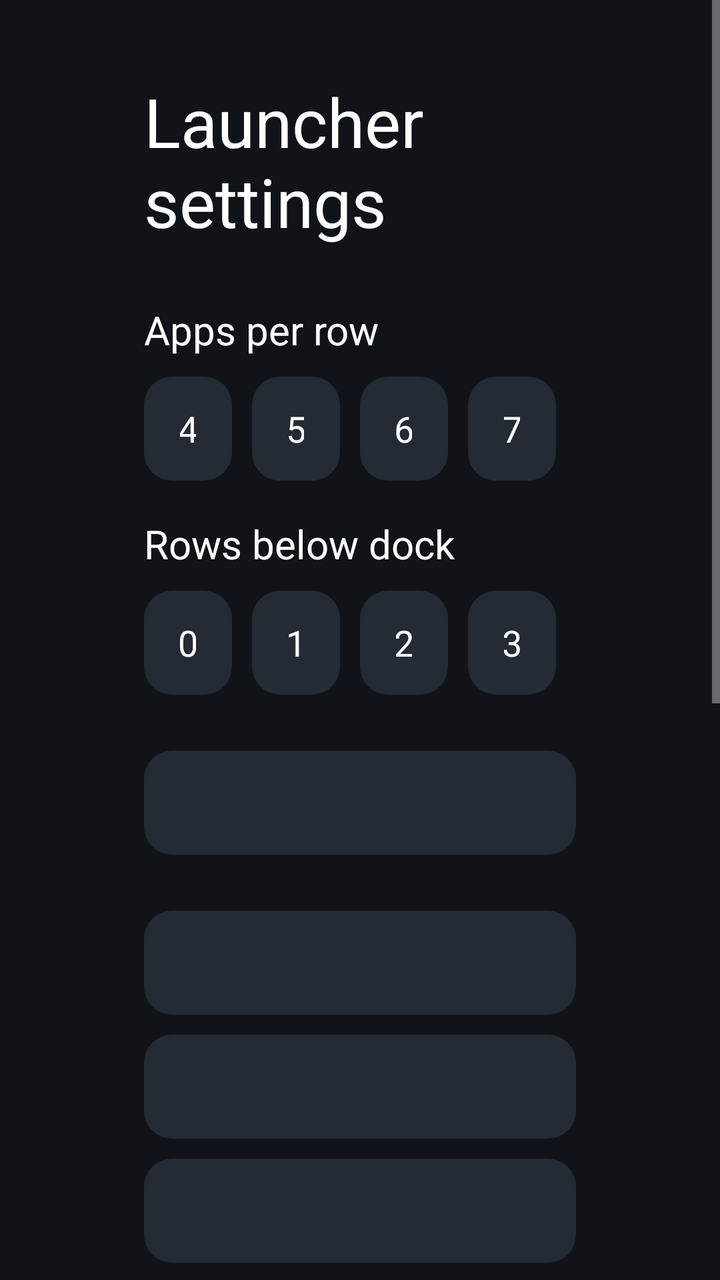
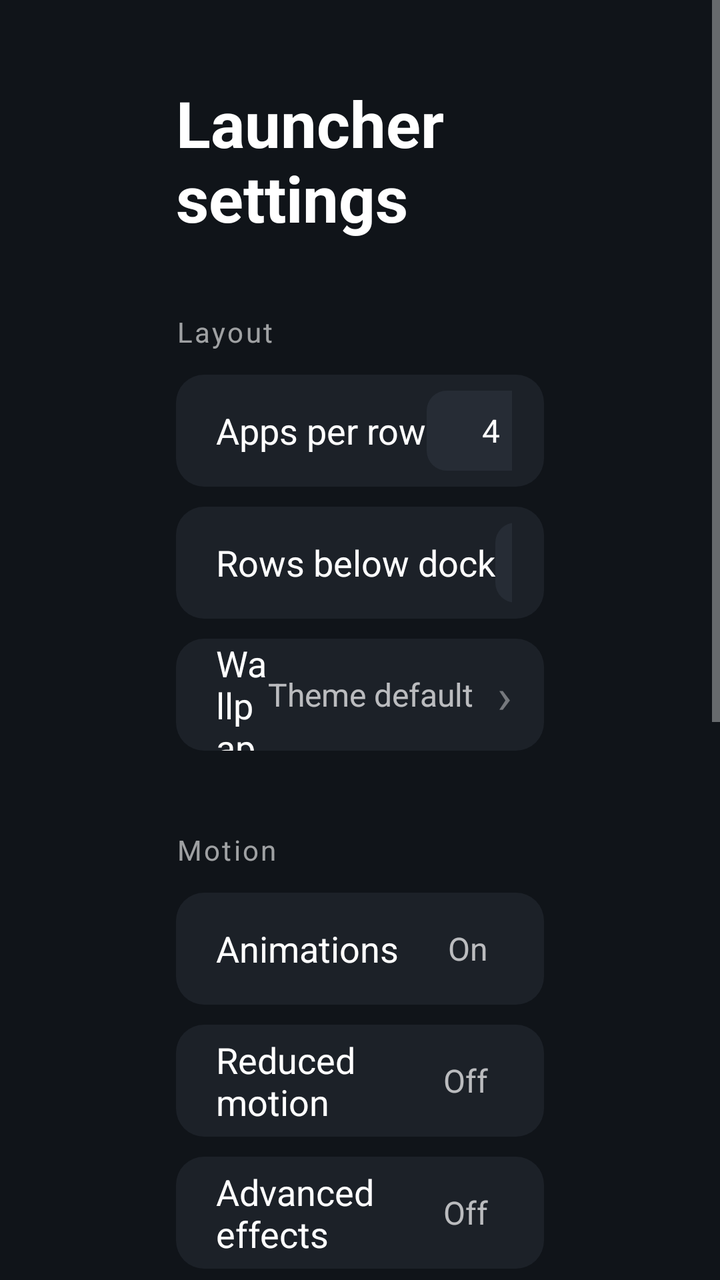

An Android layout rendered at two revisions. The XML below is the earlier revision; the diff shows what the commit changed to produce the second picture.
<!-- AndroidManifest.xml: application theme Theme.TvHome -->
<!-- res/layout/activity_launcher_settings.xml -->
<?xml version="1.0" encoding="utf-8"?>
<ScrollView xmlns:android="http://schemas.android.com/apk/res/android"
    android:layout_width="match_parent"
    android:layout_height="match_parent"
    android:background="#FF101419"
    android:fillViewport="true">

    <LinearLayout
        android:layout_width="match_parent"
        android:layout_height="wrap_content"
        android:orientation="vertical"
        android:paddingStart="72dp"
        android:paddingEnd="72dp"
        android:paddingTop="38dp"
        android:paddingBottom="38dp">

        <TextView
            android:layout_width="match_parent"
            android:layout_height="wrap_content"
            android:text="@string/launcher_settings"
            android:textColor="#FFFFFFFF"
            android:textSize="34sp" />

        <TextView
            android:layout_width="match_parent"
            android:layout_height="wrap_content"
            android:layout_marginTop="28dp"
            android:text="@string/columns_label"
            android:textColor="#FFFFFFFF"
            android:textSize="20sp" />

        <LinearLayout
            android:layout_width="match_parent"
            android:layout_height="wrap_content"
            android:layout_marginTop="10dp"
            android:orientation="horizontal">

            <TextView android:id="@+id/columns4" style="@style/SettingsColumnChoice" android:text="4" />
            <TextView android:id="@+id/columns5" style="@style/SettingsColumnChoice" android:text="5" />
            <TextView android:id="@+id/columns6" style="@style/SettingsColumnChoice" android:text="6" />
            <TextView android:id="@+id/columns7" style="@style/SettingsColumnChoice" android:text="7" />
        </LinearLayout>

        <TextView
            android:layout_width="match_parent"
            android:layout_height="wrap_content"
            android:layout_marginTop="18dp"
            android:text="@string/rows_below_dock_label"
            android:textColor="#FFFFFFFF"
            android:textSize="20sp" />

        <LinearLayout
            android:layout_width="match_parent"
            android:layout_height="wrap_content"
            android:layout_marginTop="10dp"
            android:orientation="horizontal">

            <TextView android:id="@+id/rows0" style="@style/SettingsColumnChoice" android:text="0" />
            <TextView android:id="@+id/rows1" style="@style/SettingsColumnChoice" android:text="1" />
            <TextView android:id="@+id/rows2" style="@style/SettingsColumnChoice" android:text="2" />
            <TextView android:id="@+id/rows3" style="@style/SettingsColumnChoice" android:text="3" />
        </LinearLayout>

        <TextView
            android:id="@+id/wallpaperChoice"
            style="@style/SettingsRow"
            android:layout_marginTop="28dp" />

        <TextView
            android:id="@+id/animationsChoice"
            style="@style/SettingsRow"
            android:layout_marginTop="28dp" />

        <TextView
            android:id="@+id/motionChoice"
            style="@style/SettingsRow"
            android:layout_marginTop="10dp" />

        <TextView
            android:id="@+id/advancedChoice"
            style="@style/SettingsRow"
            android:layout_marginTop="10dp" />

        <TextView
            android:layout_width="match_parent"
            android:layout_height="wrap_content"
            android:layout_marginTop="8dp"
            android:text="@string/advanced_effects_warning"
            android:textColor="#FFACB8C1"
            android:textSize="14sp" />

        <TextView
            android:id="@+id/followThemeChoice"
            style="@style/SettingsRow"
            android:layout_marginTop="18dp"
            android:text="@string/follow_theme" />

        <TextView
            android:layout_width="match_parent"
            android:layout_height="wrap_content"
            android:layout_marginTop="7dp"
            android:text="@string/follow_theme_hint"
            android:textColor="#FFACB8C1"
            android:textSize="14sp" />

        <TextView
            android:id="@+id/defaultHomeChoice"
            style="@style/SettingsRow"
            android:layout_marginTop="28dp"
            android:text="@string/home_settings" />

        <TextView
            android:layout_width="match_parent"
            android:layout_height="wrap_content"
            android:layout_marginTop="7dp"
            android:text="@string/home_settings_help"
            android:textColor="#FFACB8C1"
            android:textSize="14sp" />

        <TextView
            android:id="@+id/tvSettingsChoice"
            style="@style/SettingsRow"
            android:layout_marginTop="18dp"
            android:text="@string/tv_settings" />
    </LinearLayout>
</ScrollView>
<!-- resources referenced by this layout -->
<resources>
  <string name="advanced_effects_warning">Adds a lifted tile, icon zoom and smooth colour transitions. May increase memory use; the actual difference depends on your TV.</string>
  <string name="follow_theme">Follow theme (reset on-TV choices)</string>
  <string name="follow_theme_hint">Uses the current theme or built-in layout and motion settings. Pushing or resetting a theme also clears your on-TV choices.</string>
  <string name="home_settings">Choose default home</string>
  <string name="home_settings_help">Select your original home to stop using CleanYourTV as Home, or CleanYourTV to switch back. The original launcher must be enabled and your TV must provide a home picker; use the restore script first if it was disabled.</string>
  <string name="tv_settings">TV system settings</string>
  <style name="SettingsColumnChoice" parent="SettingsRow">
          <item name="android:layout_width">0dp</item>
          <item name="android:layout_weight">1</item>
          <item name="android:layout_marginEnd">10dp</item>
          <item name="android:gravity">center</item>
      </style>
  <style name="SettingsRow">
          <item name="android:layout_width">match_parent</item>
          <item name="android:layout_height">52dp</item>
          <item name="android:gravity">center_vertical</item>
          <item name="android:paddingStart">18dp</item>
          <item name="android:paddingEnd">18dp</item>
          <item name="android:background">@drawable/settings_choice_bg</item>
          <item name="android:textColor">#FFFFFFFF</item>
          <item name="android:textSize">18sp</item>
          <item name="android:focusable">true</item>
          <item name="android:clickable">true</item>
      </style>
  <!-- drawable settings_choice_bg (drawable) -->
  <?xml version="1.0" encoding="utf-8"?>
  <selector xmlns:android="http://schemas.android.com/apk/res/android">
      <item android:state_focused="true">
          <shape android:shape="rectangle">
              <solid android:color="#5574A987" />
              <corners android:radius="14dp" />
              <stroke android:width="2dp" android:color="#FFB9E7C7" />
          </shape>
      </item>
      <item android:state_selected="true">
          <shape android:shape="rectangle">
              <solid android:color="#334DAE6D" />
              <corners android:radius="14dp" />
              <stroke android:width="1dp" android:color="#FF4DAE6D" />
          </shape>
      </item>
      <item>
          <shape android:shape="rectangle">
              <solid android:color="#FF242B34" />
              <corners android:radius="14dp" />
          </shape>
      </item>
  </selector>
  <!-- unchanged entries left out for length: 4 -->
</resources>

<!-- the commit's change to res/layout/activity_launcher_settings.xml (unified diff, before → after) -->
@@ -9,118 +9,226 @@
         android:layout_width="match_parent"
         android:layout_height="wrap_content"
         android:orientation="vertical"
-        android:paddingStart="72dp"
-        android:paddingEnd="72dp"
-        android:paddingTop="38dp"
-        android:paddingBottom="38dp">
-
+        android:paddingStart="88dp"
+        android:paddingEnd="88dp"
+        android:paddingTop="40dp"
+        android:paddingBottom="48dp">
+
+        
         <TextView
             android:layout_width="match_parent"
             android:layout_height="wrap_content"
             android:text="@string/launcher_settings"
             android:textColor="#FFFFFFFF"
-            android:textSize="34sp" />
-
-        <TextView
+            android:textSize="32sp"
+            android:textStyle="bold" />
+
+        
+        <TextView
+            style="@style/SettingsGroupTitle"
+            android:layout_marginTop="36dp"
+            android:text="@string/settings_group_layout" />
+
+        
+        <LinearLayout style="@style/SettingsRowV2"
+            android:layout_marginTop="12dp"
+            android:focusable="false"
+            android:clickable="false">
+            <TextView style="@style/SettingsRowLabel"
+                android:text="@string/columns_label" />
+            <LinearLayout
+                android:layout_width="wrap_content"
+                android:layout_height="wrap_content"
+                android:orientation="horizontal">
+                <TextView android:id="@+id/columns4" style="@style/SettingsSegment" android:text="4" />
+                <TextView android:id="@+id/columns5" style="@style/SettingsSegment"
+                    android:layout_marginStart="8dp" android:text="5" />
+                <TextView android:id="@+id/columns6" style="@style/SettingsSegment"
+                    android:layout_marginStart="8dp" android:text="6" />
+                <TextView android:id="@+id/columns7" style="@style/SettingsSegment"
+                    android:layout_marginStart="8dp" android:text="7" />
+            </LinearLayout>
+        </LinearLayout>
+
+        
+        <LinearLayout style="@style/SettingsRowV2"
+            android:layout_marginTop="10dp"
+            android:focusable="false"
+            android:clickable="false">
+            <TextView style="@style/SettingsRowLabel"
+                android:text="@string/rows_below_dock_label" />
+            <LinearLayout
+                android:layout_width="wrap_content"
+                android:layout_height="wrap_content"
+                android:orientation="horizontal">
+                <TextView android:id="@+id/rows0" style="@style/SettingsSegment" android:text="0" />
+                <TextView android:id="@+id/rows1" style="@style/SettingsSegment"
+                    android:layout_marginStart="8dp" android:text="1" />
+                <TextView android:id="@+id/rows2" style="@style/SettingsSegment"
+                    android:layout_marginStart="8dp" android:text="2" />
+                <TextView android:id="@+id/rows3" style="@style/SettingsSegment"
+                    android:layout_marginStart="8dp" android:text="3" />
+            </LinearLayout>
+        </LinearLayout>
+
+        
+        <LinearLayout style="@style/SettingsRowV2"
+            android:id="@+id/wallpaperChoice"
+            android:layout_marginTop="10dp">
+            <TextView style="@style/SettingsRowLabel"
+                android:text="@string/wallpaper_label" />
+            <TextView android:id="@+id/wallpaperValue" style="@style/SettingsRowValue"
+                android:text="@string/wallpaper_theme_default" />
+            <TextView
+                android:layout_width="wrap_content"
+                android:layout_height="wrap_content"
+                android:text="›"
+                android:textColor="#66FFFFFF"
+                android:textSize="24sp" />
+        </LinearLayout>
+
+        
+        <TextView
+            style="@style/SettingsGroupTitle"
+            android:layout_marginTop="40dp"
+            android:text="@string/settings_group_motion" />
+
+        
+        <LinearLayout style="@style/SettingsRowV2"
+            android:id="@+id/animationsChoice"
+            android:layout_marginTop="12dp">
+            <TextView style="@style/SettingsRowLabel"
+                android:text="@string/settings_animations" />
+            <TextView android:id="@+id/animationsValue" style="@style/SettingsRowValue"
+                android:text="@string/on" />
+        </LinearLayout>
+
+        
+        <LinearLayout style="@style/SettingsRowV2"
+            android:id="@+id/motionChoice"
+            android:layout_marginTop="10dp">
+            <TextView style="@style/SettingsRowLabel"
+                android:text="@string/settings_motion" />
+            <TextView android:id="@+id/motionValue" style="@style/SettingsRowValue"
+                android:text="@string/off" />
+        </LinearLayout>
+
+        
+        <LinearLayout style="@style/SettingsRowV2"
+            android:id="@+id/advancedChoice"
+            android:layout_marginTop="10dp">
+            <TextView style="@style/SettingsRowLabel"
+                android:text="@string/settings_advanced" />
+            <TextView android:id="@+id/advancedValue" style="@style/SettingsRowValue"
+                android:text="@string/off" />
+        </LinearLayout>
+
+        
+        <TextView
+            android:id="@+id/advancedOffHint"
             android:layout_width="match_parent"
             android:layout_height="wrap_content"
-            android:layout_marginTop="28dp"
-            android:text="@string/columns_label"
-            android:textColor="#FFFFFFFF"
-            android:textSize="20sp" />
-
-        <LinearLayout
-            android:layout_width="match_parent"
-            android:layout_height="wrap_content"
-            android:layout_marginTop="10dp"
-            android:orientation="horizontal">
-
-            <TextView android:id="@+id/columns4" style="@style/SettingsColumnChoice" android:text="4" />
-            <TextView android:id="@+id/columns5" style="@style/SettingsColumnChoice" android:text="5" />
-            <TextView android:id="@+id/columns6" style="@style/SettingsColumnChoice" android:text="6" />
-            <TextView android:id="@+id/columns7" style="@style/SettingsColumnChoice" android:text="7" />
-        </LinearLayout>
-
-        <TextView
-            android:layout_width="match_parent"
-            android:layout_height="wrap_content"
-            android:layout_marginTop="18dp"
-            android:text="@string/rows_below_dock_label"
-            android:textColor="#FFFFFFFF"
-            android:textSize="20sp" />
-
-        <LinearLayout
-            android:layout_width="match_parent"
-            android:layout_height="wrap_content"
-            android:layout_marginTop="10dp"
-            android:orientation="horizontal">
-
-            <TextView android:id="@+id/rows0" style="@style/SettingsColumnChoice" android:text="0" />
-            <TextView android:id="@+id/rows1" style="@style/SettingsColumnChoice" android:text="1" />
-            <TextView android:id="@+id/rows2" style="@style/SettingsColumnChoice" android:text="2" />
-            <TextView android:id="@+id/rows3" style="@style/SettingsColumnChoice" android:text="3" />
-        </LinearLayout>
-
-        <TextView
-            android:id="@+id/wallpaperChoice"
-            style="@style/SettingsRow"
-            android:layout_marginTop="28dp" />
-
-        <TextView
-            android:id="@+id/animationsChoice"
-            style="@style/SettingsRow"
-            android:layout_marginTop="28dp" />
-
-        <TextView
-            android:id="@+id/motionChoice"
-            style="@style/SettingsRow"
-            android:layout_marginTop="10dp" />
-
-        <TextView
-            android:id="@+id/advancedChoice"
-            style="@style/SettingsRow"
-            android:layout_marginTop="10dp" />
-
-        <TextView
-            android:layout_width="match_parent"
-            android:layout_height="wrap_content"
-            android:layout_marginTop="8dp"
-            android:text="@string/advanced_effects_warning"
-            android:textColor="#FFACB8C1"
-            android:textSize="14sp" />
-
-        <TextView
+            android:layout_marginTop="6dp"
+            android:paddingStart="20dp"
+            android:text="@string/settings_advanced_off_hint"
+            android:textColor="#66FFFFFF"
+            android:textSize="13sp"
+            android:visibility="gone" />
+
+        
+        <LinearLayout style="@style/SettingsRowV2"
             android:id="@+id/followThemeChoice"
-            style="@style/SettingsRow"
-            android:layout_marginTop="18dp"
-            android:text="@string/follow_theme" />
-
-        <TextView
-            android:layout_width="match_parent"
-            android:layout_height="wrap_content"
-            android:layout_marginTop="7dp"
-            android:text="@string/follow_theme_hint"
-            android:textColor="#FFACB8C1"
-            android:textSize="14sp" />
-
-        <TextView
+            android:layout_marginTop="10dp">
+            <TextView style="@style/SettingsRowLabel"
+                android:text="@string/settings_follow_theme" />
+            <TextView
+                android:layout_width="wrap_content"
+                android:layout_height="wrap_content"
+                android:text="›"
+                android:textColor="#66FFFFFF"
+                android:textSize="24sp" />
+        </LinearLayout>
+
+        
+        <TextView
+            style="@style/SettingsGroupTitle"
+            android:layout_marginTop="40dp"
+            android:text="@string/settings_group_update" />
+
+        
+        <LinearLayout style="@style/SettingsRowV2"
+            android:layout_marginTop="12dp"
+            android:focusable="false"
+            android:clickable="false">
+            <TextView style="@style/SettingsRowLabel"
+                android:text="@string/software_update" />
+            <LinearLayout
+                android:layout_width="wrap_content"
+                android:layout_height="wrap_content"
+                android:orientation="horizontal">
+                <TextView android:id="@+id/updateManual"
+                    style="@style/SettingsSegment"
+                    android:layout_width="wrap_content"
+                    android:paddingStart="16dp"
+                    android:paddingEnd="16dp"
+                    android:text="@string/software_update_manual" />
+                <TextView android:id="@+id/updateAuto"
+                    style="@style/SettingsSegment"
+                    android:layout_width="wrap_content"
+                    android:layout_marginStart="8dp"
+                    android:paddingStart="16dp"
+                    android:paddingEnd="16dp"
+                    android:text="@string/software_update_auto" />
+            </LinearLayout>
+        </LinearLayout>
+
+        
+        <LinearLayout style="@style/SettingsRowV2"
+            android:id="@+id/checkUpdateChoice"
+            android:layout_marginTop="10dp">
+            <TextView style="@style/SettingsRowLabel"
+                android:text="@string/settings_check_update" />
+            <TextView
+                android:layout_width="wrap_content"
+                android:layout_height="wrap_content"
+                android:text="›"
+                android:textColor="#66FFFFFF"
+                android:textSize="24sp" />
+        </LinearLayout>
+
+        
+        <TextView
+            style="@style/SettingsGroupTitle"
+            android:layout_marginTop="40dp"
+            android:text="@string/settings_group_system" />
+
+        
+        <LinearLayout style="@style/SettingsRowV2"
             android:id="@+id/defaultHomeChoice"
-            style="@style/SettingsRow"
-            android:layout_marginTop="28dp"
-            android:text="@string/home_settings" />
-
-        <TextView
-            android:layout_width="match_parent"
-            android:layout_height="wrap_content"
-            android:layout_marginTop="7dp"
-            android:text="@string/home_settings_help"
-            android:textColor="#FFACB8C1"
-            android:textSize="14sp" />
-
-        <TextView
+            android:layout_marginTop="12dp">
+            <TextView style="@style/SettingsRowLabel"
+                android:text="@string/settings_home" />
+            <TextView
+                android:layout_width="wrap_content"
+                android:layout_height="wrap_content"
+                android:text="›"
+                android:textColor="#66FFFFFF"
+                android:textSize="24sp" />
+        </LinearLayout>
+
+        
+        <LinearLayout style="@style/SettingsRowV2"
             android:id="@+id/tvSettingsChoice"
-            style="@style/SettingsRow"
-            android:layout_marginTop="18dp"
-            android:text="@string/tv_settings" />
+            android:layout_marginTop="10dp">
+            <TextView style="@style/SettingsRowLabel"
+                android:text="@string/settings_tv_settings" />
+            <TextView
+                android:layout_width="wrap_content"
+                android:layout_height="wrap_content"
+                android:text="›"
+                android:textColor="#66FFFFFF"
+                android:textSize="24sp" />
+        </LinearLayout>
+
     </LinearLayout>
 </ScrollView>
<!-- resource entries referenced after the edit -->
@@ -1,50 +1,125 @@
 <!-- resources referenced by this layout -->
 <resources>
-  <string name="advanced_effects_warning">Adds a lifted tile, icon zoom and smooth colour transitions. May increase memory use; the actual difference depends on your TV.</string>
-  <string name="follow_theme">Follow theme (reset on-TV choices)</string>
-  <string name="follow_theme_hint">Uses the current theme or built-in layout and motion settings. Pushing or resetting a theme also clears your on-TV choices.</string>
-  <string name="home_settings">Choose default home</string>
-  <string name="home_settings_help">Select your original home to stop using CleanYourTV as Home, or CleanYourTV to switch back. The original launcher must be enabled and your TV must provide a home picker; use the restore script first if it was disabled.</string>
-  <string name="tv_settings">TV system settings</string>
-  <style name="SettingsColumnChoice" parent="SettingsRow">
+  <string name="off">Off</string>
+  <string name="on">On</string>
+  <string name="settings_advanced">Advanced effects</string>
+  <string name="settings_advanced_off_hint">Turn on Animations first</string>
+  <string name="settings_animations">Animations</string>
+  <string name="settings_check_update">Check for updates</string>
+  <string name="settings_follow_theme">Restore theme defaults</string>
+  <string name="settings_group_layout">Layout</string>
+  <string name="settings_group_motion">Motion</string>
+  <string name="settings_group_system">System</string>
+  <string name="settings_group_update">Software update</string>
+  <string name="settings_home">Set as default home</string>
+  <string name="settings_motion">Reduced motion</string>
+  <string name="settings_tv_settings">System settings</string>
+  <string name="software_update">Software update</string>
+  <string name="software_update_auto">Automatic</string>
+  <string name="software_update_manual">Manual</string>
+  <string name="wallpaper_label">Wallpaper</string>
+  <string name="wallpaper_theme_default">Theme default</string>
+  <style name="SettingsGroupTitle">
+          <item name="android:layout_width">match_parent</item>
+          <item name="android:layout_height">wrap_content</item>
+          <item name="android:textColor">#99FFFFFF</item>
+          <item name="android:textSize">14sp</item>
+          <item name="android:letterSpacing">0.08</item>
+      </style>
+  <style name="SettingsRowLabel">
           <item name="android:layout_width">0dp</item>
+          <item name="android:layout_height">wrap_content</item>
           <item name="android:layout_weight">1</item>
-          <item name="android:layout_marginEnd">10dp</item>
-          <item name="android:gravity">center</item>
-      </style>
-  <style name="SettingsRow">
-          <item name="android:layout_width">match_parent</item>
-          <item name="android:layout_height">52dp</item>
-          <item name="android:gravity">center_vertical</item>
-          <item name="android:paddingStart">18dp</item>
-          <item name="android:paddingEnd">18dp</item>
-          <item name="android:background">@drawable/settings_choice_bg</item>
           <item name="android:textColor">#FFFFFFFF</item>
           <item name="android:textSize">18sp</item>
+      </style>
+  <style name="SettingsRowV2">
+          <item name="android:layout_width">match_parent</item>
+          <item name="android:layout_height">56dp</item>
+          <item name="android:gravity">center_vertical</item>
+          <item name="android:orientation">horizontal</item>
+          <item name="android:paddingStart">20dp</item>
+          <item name="android:paddingEnd">16dp</item>
+          <item name="android:background">@drawable/settings_row_bg</item>
           <item name="android:focusable">true</item>
           <item name="android:clickable">true</item>
       </style>
-  <!-- drawable settings_choice_bg (drawable) -->
+  <style name="SettingsRowValue">
+          <item name="android:layout_width">wrap_content</item>
+          <item name="android:layout_height">wrap_content</item>
+          <item name="android:textColor">#B3FFFFFF</item>
+          <item name="android:textSize">16sp</item>
+          <item name="android:layout_marginEnd">12dp</item>
+      </style>
+  <style name="SettingsSegment">
+          <item name="android:layout_width">64dp</item>
+          <item name="android:layout_height">40dp</item>
+          <item name="android:gravity">center</item>
+          <item name="android:textColor">#FFFFFFFF</item>
+          <item name="android:textSize">16sp</item>
+          <item name="android:background">@drawable/settings_segment_bg</item>
+          <item name="android:focusable">true</item>
+          <item name="android:clickable">true</item>
+      </style>
+  <!-- drawable settings_row_bg (drawable) -->
   <?xml version="1.0" encoding="utf-8"?>
   <selector xmlns:android="http://schemas.android.com/apk/res/android">
+      <item android:state_focused="true" android:state_selected="true">
+          <shape android:shape="rectangle">
+              <solid android:color="#FF2A3038" />
+              <corners android:radius="14dp" />
+              <stroke android:width="2dp" android:color="#FF5FA978" />
+          </shape>
+      </item>
       <item android:state_focused="true">
           <shape android:shape="rectangle">
-              <solid android:color="#5574A987" />
+              <solid android:color="#2EFFFFFF" />
               <corners android:radius="14dp" />
-              <stroke android:width="2dp" android:color="#FFB9E7C7" />
+              <stroke android:width="2dp" android:color="#FFFFFFFF" />
           </shape>
       </item>
       <item android:state_selected="true">
           <shape android:shape="rectangle">
-              <solid android:color="#334DAE6D" />
+              <solid android:color="#FF2A3038" />
               <corners android:radius="14dp" />
-              <stroke android:width="1dp" android:color="#FF4DAE6D" />
+              <stroke android:width="1dp" android:color="#884DAE6D" />
           </shape>
       </item>
       <item>
           <shape android:shape="rectangle">
-              <solid android:color="#FF242B34" />
+              <solid android:color="#FF1C2128" />
               <corners android:radius="14dp" />
+          </shape>
+      </item>
+  </selector>
+  <!-- drawable settings_segment_bg (drawable) -->
+  <?xml version="1.0" encoding="utf-8"?>
+  <selector xmlns:android="http://schemas.android.com/apk/res/android">
+      <item android:state_focused="true" android:state_selected="true">
+          <shape android:shape="rectangle">
+              <solid android:color="#FF2F6B45" />
+              <corners android:radius="10dp" />
+              <stroke android:width="2dp" android:color="#FFFFFFFF" />
+          </shape>
+      </item>
+      <item android:state_focused="true">
+          <shape android:shape="rectangle">
+              <solid android:color="#3DFFFFFF" />
+              <corners android:radius="10dp" />
+              <stroke android:width="2dp" android:color="#FFFFFFFF" />
+          </shape>
+      </item>
+      <item android:state_selected="true">
+          <shape android:shape="rectangle">
+              <solid android:color="#FF2F6B45" />
+              <corners android:radius="10dp" />
+              <stroke android:width="1dp" android:color="#FF5FA978" />
+          </shape>
+      </item>
+      <item>
+          <shape android:shape="rectangle">
+              <solid android:color="#FF262C35" />
+              <corners android:radius="10dp" />
           </shape>
       </item>
   </selector>
